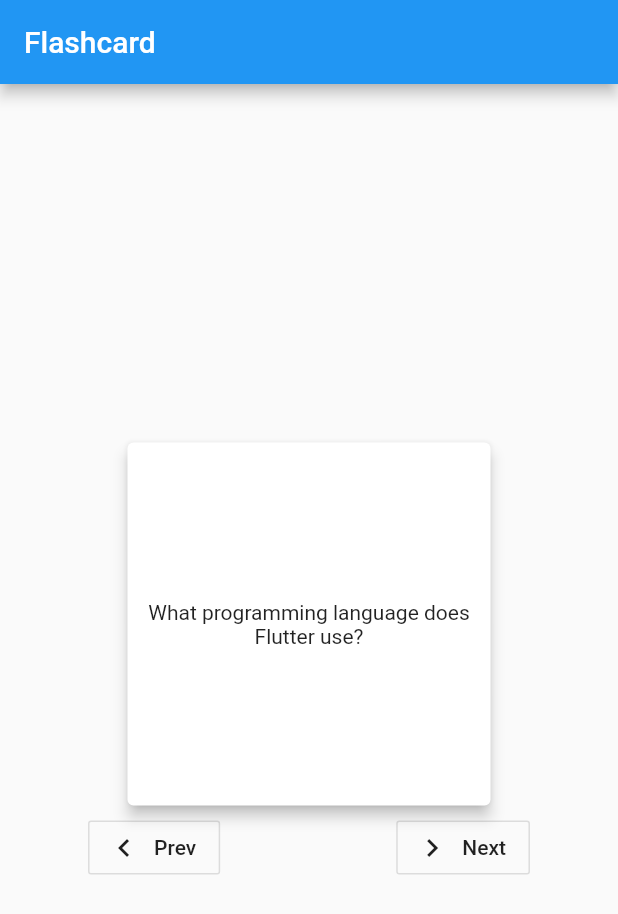
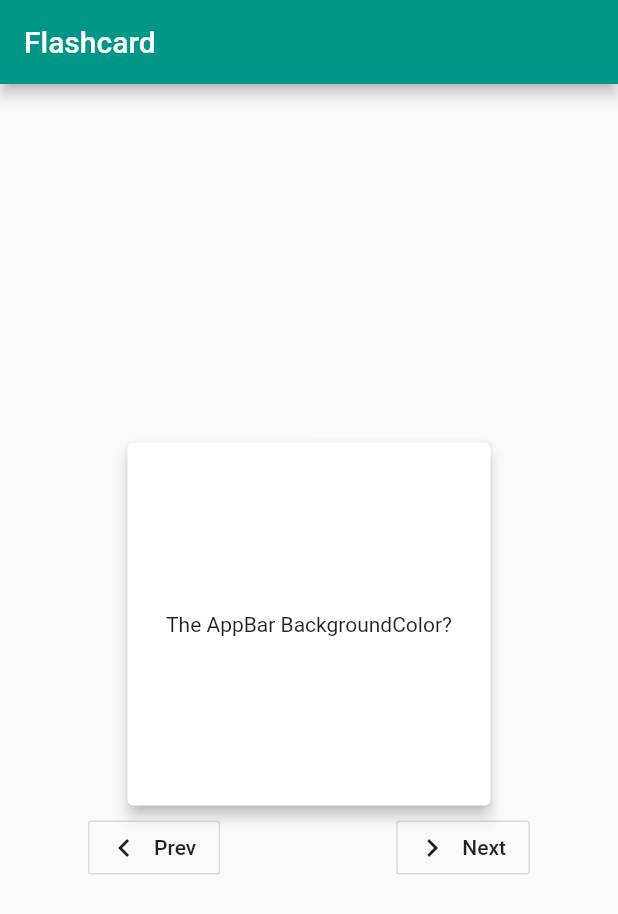
Before and after one commit to Edivri/flashcardsUI, a Flutter app: the screen it shows after launch, on a phone screen of 412 x 824 dp. Shown: the top 914 px of the screen. Run offline on Flutter 3.47's test engine with Material 2 defaults, Android fonts, the phone set to English and light mode, and no system bars; drawn by our look-alikes of flip_card.

Commit message:
Update main.dart

```diff
--- a/lib/main.dart
+++ b/lib/main.dart
@@ -15,11 +15,11 @@ class MyApp extends StatefulWidget {
 class _MyAppState extends State<MyApp> {
   List<Flashcard> _flashcards = [
     Flashcard(
-        question: "What programming language does Flutter use?",
-        answer: "Dart"),
-    Flashcard(question: "Who you gonna call?", answer: "Batman!"),
+        question: "The AppBar BackgroundColor?",
+        answer: "Teal"),
+    Flashcard(question: "Bat-signal is for?", answer: "Batman🦇!"),
     Flashcard(
-        question: "Who writes the best code?", answer: "Ya boi Za Proqrammer!")
+        question: "Who writes the best code?", answer: "Ya boi Za Proqrammer!👨🏽‍💻")
   ];
 
   int _currentIndex = 0;
@@ -31,6 +31,7 @@ class _MyAppState extends State<MyApp> {
       home: Scaffold(
         appBar: AppBar(
           title: Text('Flashcard'),
+          backgroundColor: Colors.teal,
         ),
         body: Center(
           child: Column(
```
